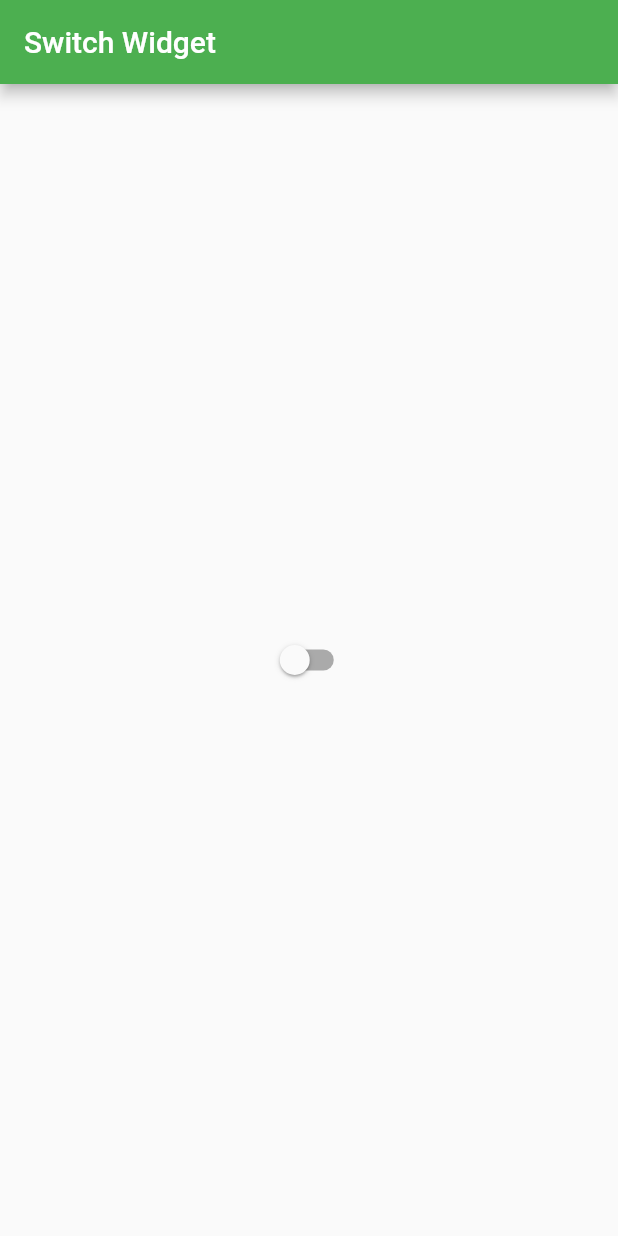
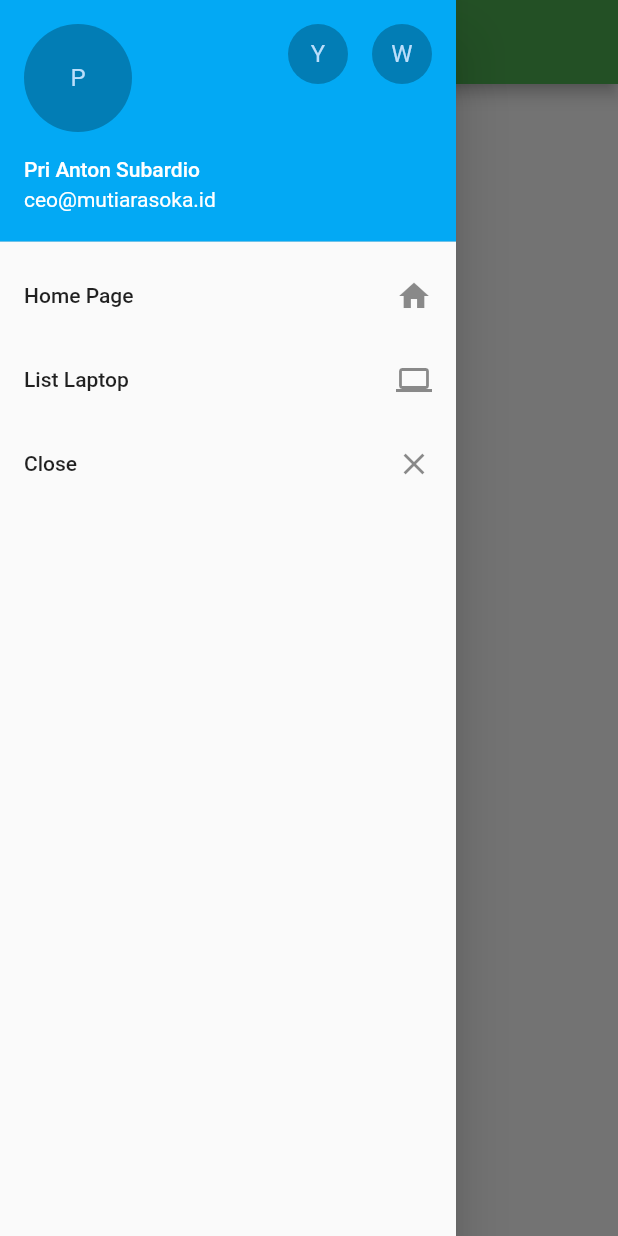
Before and after one commit to prianthon/happyflutter, a Flutter app: the screen it shows after launch, with the side drawer open (before the commit the screen has no drawer), on a phone screen of 412 x 824 dp. Run offline on Flutter 3.47's test engine with Material 2 defaults, Android fonts, the phone set to English and light mode, and no system bars.

Commit message:
drawer widget

```diff
--- a/lib/main.dart
+++ b/lib/main.dart
@@ -1,8 +1,8 @@
-// switch widget
+// drawer widget route
 import 'package:flutter/material.dart';
 
 void main() {
-  runApp(new MaterialApp(home: new application()));
+  runApp(new MaterialApp(home: application()));
 }
 
 class application extends StatefulWidget {
@@ -11,29 +11,28 @@ class application extends StatefulWidget {
 }
 
 class _applicationState extends State<application> {
-
-  bool sbool = false;
-
   @override
   Widget build(BuildContext context) {
-
-    return new MaterialApp(
-      title: 'Dummy Application',
-      home: new Scaffold(
-        appBar: AppBar(
-          backgroundColor: Colors.green,
-          title: new Text('Switch Widget'),
-        ),
-        body: new Center(
-          child: new Switch(
-            value: sbool,
-            onChanged: (bool sb) {
-              setState(() {
-                sbool=sb;
-                print(sbool);
-              });
-            },
-          ),
+    return new Scaffold(
+      appBar: AppBar(
+        title: new Text('Navigasi Drawer'),
+        backgroundColor: Colors.green,
+      ),
+      drawer: new Drawer(
+        child: new ListView(
+          children: <Widget>[
+            new UserAccountsDrawerHeader(
+              accountName: Text('Pri Anton Subardio'),
+              accountEmail: Text('ceo@mutiarasoka.id'),
+            currentAccountPicture: new CircleAvatar(backgroundColor: Colors.black26, child: new Text('P'),),
+            decoration: new BoxDecoration(color: Colors.lightBlue), otherAccountsPictures: <Widget>[
+              new CircleAvatar(backgroundColor: Colors.black26, child: new Text('Y'),),
+              new CircleAvatar(backgroundColor: Colors.black26, child: new Text('W'),),
+            ],),
+            new ListTile(title: new Text('Home Page'), trailing: new Icon(Icons.home),),
+            new ListTile(title: new Text('List Laptop'), trailing: new Icon(Icons.laptop),),
+            new ListTile(title: new Text('Close'), trailing: new Icon(Icons.close),onTap: (){Navigator.pop(context);},),
+          ],
         ),
       ),
     );
```
